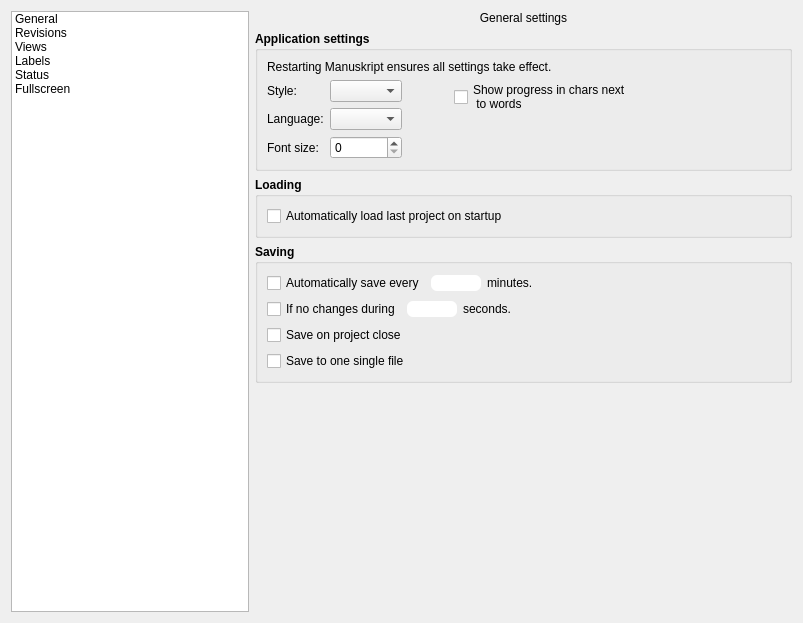
This is manuskript/ui/settings_ui.ui in MustardBell/manuskript as Qt 5 draws it before an edit. The edited form follows.
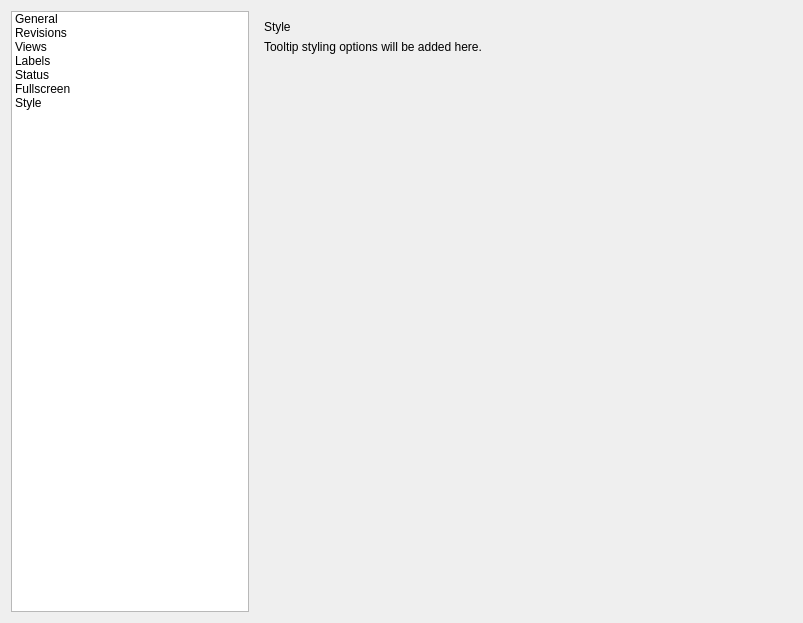
This is the edited form. The open tabs and pages were chosen to show the change. Icons and pictures are not drawn.

Commit message: Add placeholder Style section to settings - temporary scaffolding for tooltip configuration

```diff
--- a/manuskript/ui/settings_ui.ui
+++ b/manuskript/ui/settings_ui.ui
@@ -49,6 +49,11 @@
        <string>Fullscreen</string>
       </property>
      </item>
+     <item>
+      <property name="text">
+       <string>Style</string>
+      </property>
+     </item>
     </widget>
    </item>
    <item>
@@ -3745,6 +3750,37 @@
        </item>
       </layout>
      </widget>
+     <widget class="QWidget" name="pageStyle">
+      <layout class="QVBoxLayout" name="verticalLayout_style">
+       <item>
+        <widget class="QLabel" name="lblTitleStyle">
+         <property name="text">
+          <string>Style</string>
+         </property>
+        </widget>
+       </item>
+       <item>
+        <widget class="QLabel" name="lblStylePlaceholder">
+         <property name="text">
+          <string>Tooltip styling options will be added here.</string>
+         </property>
+        </widget>
+       </item>
+       <item>
+        <spacer name="verticalSpacerStyle">
+         <property name="orientation">
+          <enum>Qt::Vertical</enum>
+         </property>
+         <property name="sizeHint" stdset="0">
+          <size>
+           <width>20</width>
+           <height>40</height>
+          </size>
+         </property>
+        </spacer>
+       </item>
+      </layout>
+     </widget>
     </widget>
    </item>
   </layout>
```
The commit also changes 2 other files.
